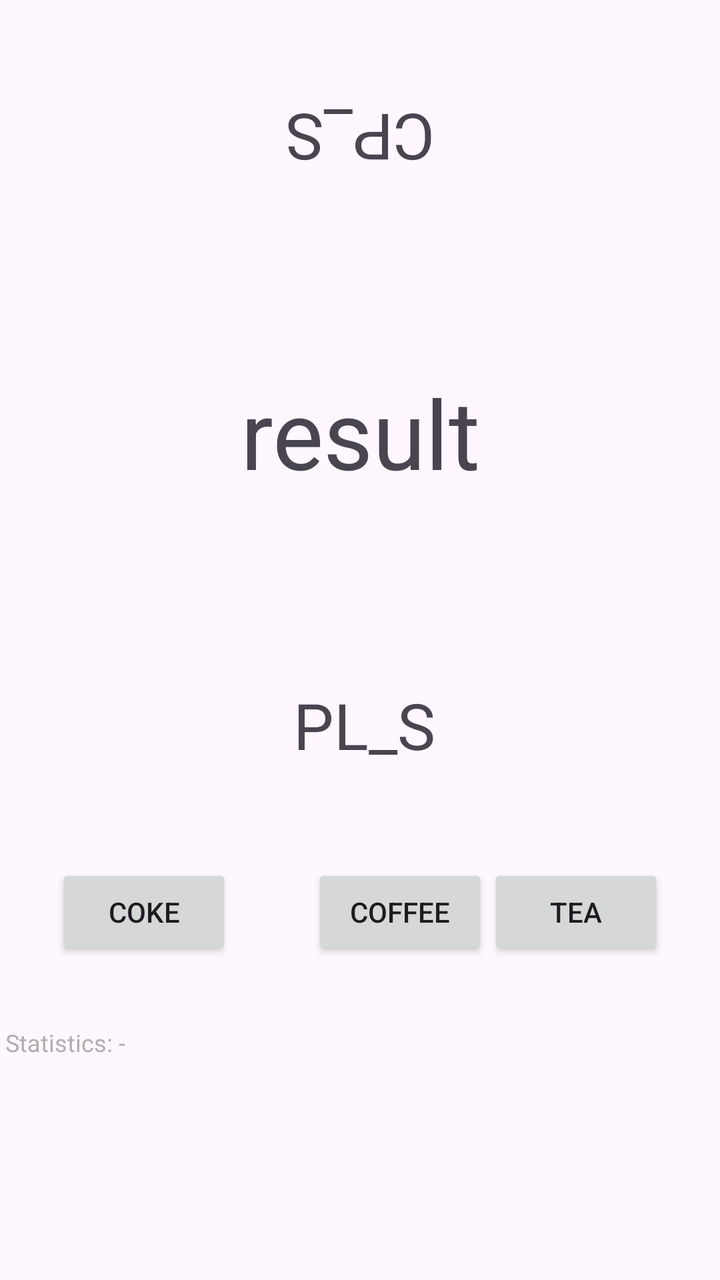
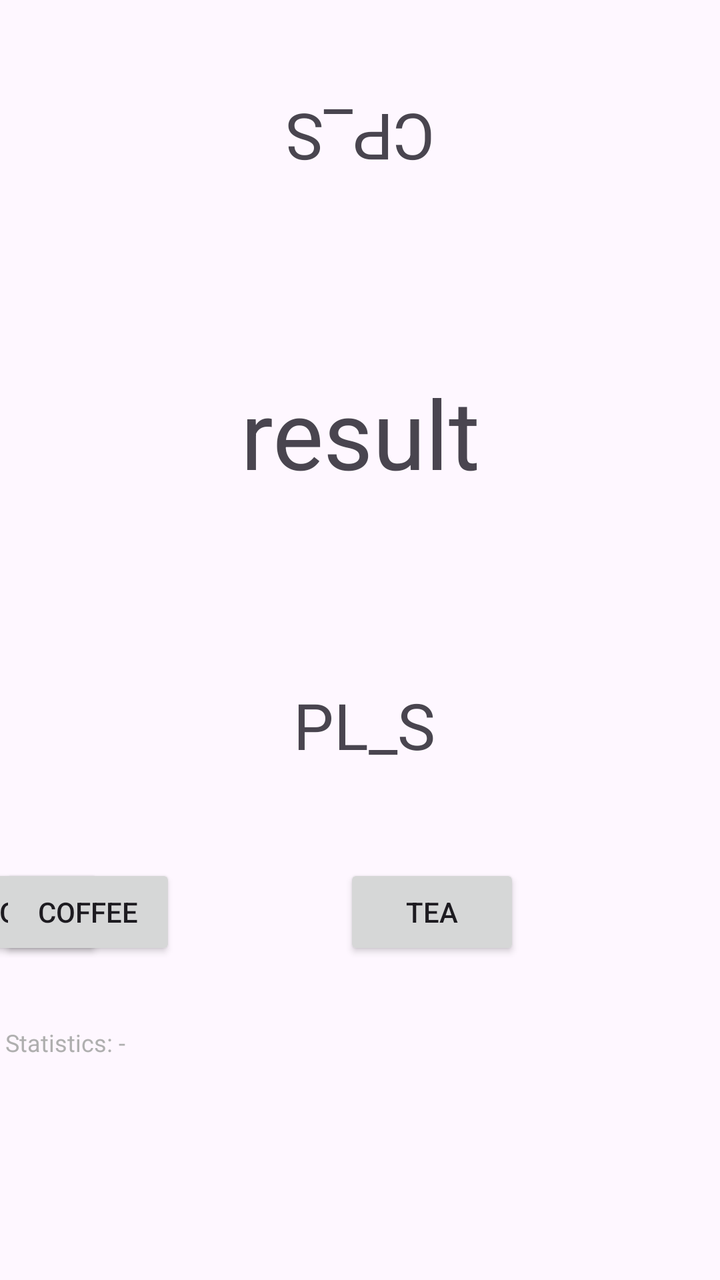

An Android layout rendered at two revisions. The XML below is the earlier revision; the diff shows what the commit changed to produce the second picture.
<!-- AndroidManifest.xml: application theme Theme.Pro3_W1_Ex6 -->
<!-- res/layout/activity_main.xml -->
<?xml version="1.0" encoding="utf-8"?>
<androidx.constraintlayout.widget.ConstraintLayout xmlns:android="http://schemas.android.com/apk/res/android"
    xmlns:app="http://schemas.android.com/apk/res-auto"
    xmlns:tools="http://schemas.android.com/tools"
    android:id="@+id/main"
    android:layout_width="match_parent"
    android:layout_height="match_parent"
    tools:context=".MainActivity">

    <TextView
        android:id="@+id/tv1"
        android:layout_width="wrap_content"
        android:layout_height="wrap_content"
        android:layout_marginBottom="48dp"
        android:text="PL_S"
        android:textSize="32sp"
        app:layout_constraintBottom_toTopOf="@+id/bt2"
        app:layout_constraintEnd_toEndOf="parent"
        app:layout_constraintHorizontal_bias="0.507"
        app:layout_constraintStart_toStartOf="parent" />

    <Button
        android:id="@+id/bt1"
        android:layout_width="wrap_content"
        android:layout_height="wrap_content"
        android:layout_marginStart="28dp"
        android:layout_marginBottom="160dp"
        android:text="Coke"
        app:layout_constraintBottom_toBottomOf="parent"
        app:layout_constraintStart_toStartOf="parent" />

    <Button
        android:id="@+id/bt2"
        android:layout_width="wrap_content"
        android:layout_height="wrap_content"
        android:layout_marginStart="40dp"
        android:layout_marginBottom="160dp"
        android:text="Coffee"
        app:layout_constraintBottom_toBottomOf="parent"
        app:layout_constraintEnd_toStartOf="@+id/bt3"
        app:layout_constraintHorizontal_bias="0.044"
        app:layout_constraintStart_toEndOf="@+id/bt1" />

    <Button
        android:id="@+id/bt3"
        android:layout_width="wrap_content"
        android:layout_height="wrap_content"
        android:layout_marginEnd="28dp"
        android:layout_marginBottom="160dp"
        android:text="Tea"
        app:layout_constraintBottom_toBottomOf="parent"
        app:layout_constraintEnd_toEndOf="parent" />

    <TextView
        android:id="@+id/tv2"
        android:layout_width="wrap_content"
        android:layout_height="wrap_content"
        android:layout_marginTop="48dp"
        android:rotation="180"
        android:text="CP_S"
        android:textSize="32sp"
        app:layout_constraintEnd_toEndOf="parent"
        app:layout_constraintStart_toStartOf="parent"
        app:layout_constraintTop_toTopOf="parent" />

    <TextView
        android:id="@+id/tv_result"
        android:layout_width="wrap_content"
        android:layout_height="wrap_content"
        android:text="result"
        android:textSize="48sp"
        app:layout_constraintBottom_toTopOf="@+id/tv1"
        app:layout_constraintEnd_toEndOf="parent"
        app:layout_constraintStart_toStartOf="parent"
        app:layout_constraintTop_toBottomOf="@+id/tv2" />

    <TextView
        android:id="@+id/tv_s"
        android:layout_width="355dp"
        android:layout_height="111dp"
        android:layout_marginBottom="16dp"
        android:text="Statistics: -"
        android:textColor="#AFAFAF"
        android:textSize="12sp"
        app:layout_constraintBottom_toBottomOf="parent"
        app:layout_constraintEnd_toEndOf="parent"
        app:layout_constraintStart_toStartOf="parent" />

</androidx.constraintlayout.widget.ConstraintLayout>
<!-- resources referenced by this layout -->
<resources>
  <style name="Theme.Pro3_W1_Ex6" parent="Base.Theme.Pro3_W1_Ex6" />
  <style name="Base.Theme.Pro3_W1_Ex6" parent="Theme.Material3.DayNight.NoActionBar">
          
          
      </style>
</resources>

<!-- the commit's change to res/layout/activity_main.xml (unified diff, before → after) -->
@@ -23,33 +23,32 @@
         android:id="@+id/bt1"
         android:layout_width="wrap_content"
         android:layout_height="wrap_content"
-        android:layout_marginStart="28dp"
+        android:layout_marginStart="16dp"
         android:layout_marginBottom="160dp"
         android:text="Coke"
         app:layout_constraintBottom_toBottomOf="parent"
+        app:layout_constraintEnd_toStartOf="@+id/bt2"
         app:layout_constraintStart_toStartOf="parent" />
 
     <Button
         android:id="@+id/bt2"
         android:layout_width="wrap_content"
         android:layout_height="wrap_content"
-        android:layout_marginStart="40dp"
         android:layout_marginBottom="160dp"
         android:text="Coffee"
         app:layout_constraintBottom_toBottomOf="parent"
-        app:layout_constraintEnd_toStartOf="@+id/bt3"
-        app:layout_constraintHorizontal_bias="0.044"
-        app:layout_constraintStart_toEndOf="@+id/bt1" />
+        tools:layout_editor_absoluteX="160dp" />
 
     <Button
         android:id="@+id/bt3"
         android:layout_width="wrap_content"
         android:layout_height="wrap_content"
-        android:layout_marginEnd="28dp"
+        android:layout_marginEnd="16dp"
         android:layout_marginBottom="160dp"
         android:text="Tea"
         app:layout_constraintBottom_toBottomOf="parent"
-        app:layout_constraintEnd_toEndOf="parent" />
+        app:layout_constraintEnd_toEndOf="parent"
+        app:layout_constraintStart_toEndOf="@+id/bt2" />
 
     <TextView
         android:id="@+id/tv2"
